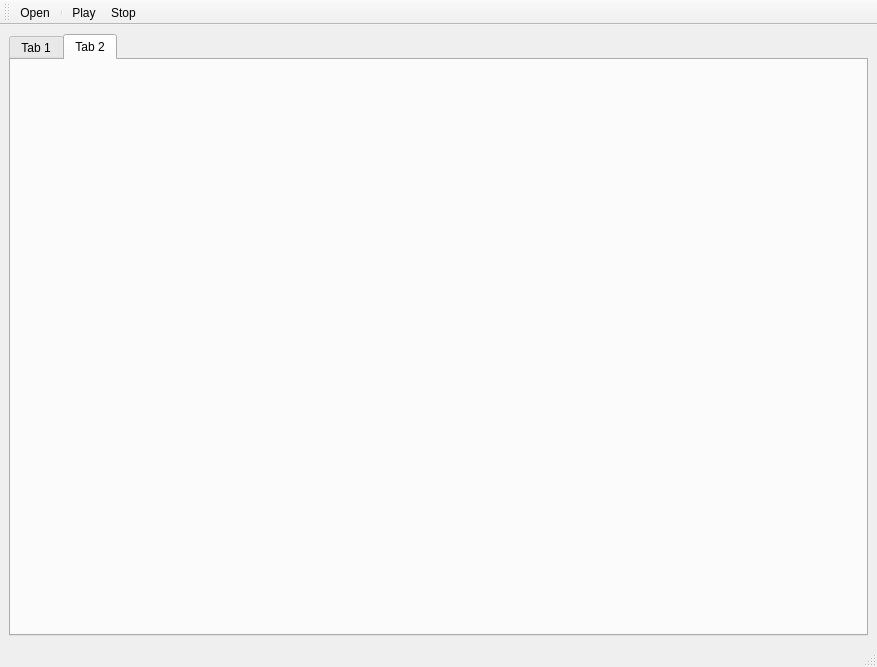
Before: the Qt Designer form gui.ui in osama51/equalizer, drawn with Qt 5.
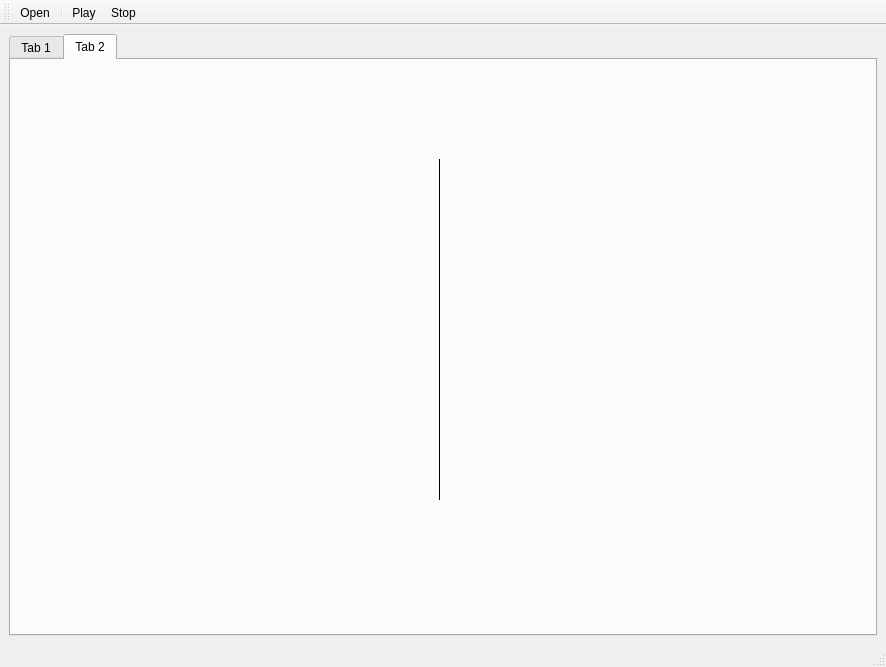
After: the same form once the commit is applied. The open tabs and pages were chosen to show the change. Icons and pictures are not drawn. Custom widgets are drawn as their Qt base class.

Commit message: added inst ui + ACTUAL spectrogram

What changed in the file:
```diff
--- a/gui.ui
+++ b/gui.ui
@@ -6,7 +6,7 @@
    <rect>
     <x>0</x>
     <y>0</y>
-    <width>877</width>
+    <width>886</width>
     <height>667</height>
    </rect>
   </property>
@@ -726,7 +726,162 @@
          </widget>
         </item>
         <item row="0" column="1">
-         <widget class="QWidget" name="widget_3" native="true"/>
+         <widget class="QWidget" name="widget_3" native="true">
+          <widget class="QLabel" name="label_13">
+           <property name="geometry">
+            <rect>
+             <x>0</x>
+             <y>90</y>
+             <width>271</width>
+             <height>341</height>
+            </rect>
+           </property>
+           <property name="frameShape">
+            <enum>QFrame::VLine</enum>
+           </property>
+           <property name="text">
+            <string/>
+           </property>
+           <property name="pixmap">
+            <pixmap>instruments/stringsteel_6.jpeg</pixmap>
+           </property>
+           <property name="scaledContents">
+            <bool>true</bool>
+           </property>
+          </widget>
+          <widget class="QToolButton" name="toolButton_16">
+           <property name="geometry">
+            <rect>
+             <x>0</x>
+             <y>100</y>
+             <width>271</width>
+             <height>16</height>
+            </rect>
+           </property>
+           <property name="maximumSize">
+            <size>
+             <width>16777215</width>
+             <height>20</height>
+            </size>
+           </property>
+           <property name="text">
+            <string/>
+           </property>
+           <property name="autoRaise">
+            <bool>true</bool>
+           </property>
+          </widget>
+          <widget class="QToolButton" name="toolButton_17">
+           <property name="geometry">
+            <rect>
+             <x>0</x>
+             <y>160</y>
+             <width>271</width>
+             <height>20</height>
+            </rect>
+           </property>
+           <property name="maximumSize">
+            <size>
+             <width>16777215</width>
+             <height>20</height>
+            </size>
+           </property>
+           <property name="text">
+            <string/>
+           </property>
+           <property name="autoRaise">
+            <bool>true</bool>
+           </property>
+          </widget>
+          <widget class="QToolButton" name="toolButton_18">
+           <property name="geometry">
+            <rect>
+             <x>0</x>
+             <y>400</y>
+             <width>271</width>
+             <height>20</height>
+            </rect>
+           </property>
+           <property name="maximumSize">
+            <size>
+             <width>16777215</width>
+             <height>20</height>
+            </size>
+           </property>
+           <property name="text">
+            <string/>
+           </property>
+           <property name="autoRaise">
+            <bool>true</bool>
+           </property>
+          </widget>
+          <widget class="QToolButton" name="toolButton_19">
+           <property name="geometry">
+            <rect>
+             <x>0</x>
+             <y>340</y>
+             <width>271</width>
+             <height>20</height>
+            </rect>
+           </property>
+           <property name="maximumSize">
+            <size>
+             <width>16777215</width>
+             <height>20</height>
+            </size>
+           </property>
+           <property name="text">
+            <string/>
+           </property>
+           <property name="autoRaise">
+            <bool>true</bool>
+           </property>
+          </widget>
+          <widget class="QToolButton" name="toolButton_20">
+           <property name="geometry">
+            <rect>
+             <x>0</x>
+             <y>220</y>
+             <width>271</width>
+             <height>20</height>
+            </rect>
+           </property>
+           <property name="maximumSize">
+            <size>
+             <width>16777215</width>
+             <height>20</height>
+            </size>
+           </property>
+           <property name="text">
+            <string/>
+           </property>
+           <property name="autoRaise">
+            <bool>true</bool>
+           </property>
+          </widget>
+          <widget class="QToolButton" name="toolButton_21">
+           <property name="geometry">
+            <rect>
+             <x>0</x>
+             <y>280</y>
+             <width>271</width>
+             <height>20</height>
+            </rect>
+           </property>
+           <property name="maximumSize">
+            <size>
+             <width>16777215</width>
+             <height>20</height>
+            </size>
+           </property>
+           <property name="text">
+            <string/>
+           </property>
+           <property name="autoRaise">
+            <bool>true</bool>
+           </property>
+          </widget>
+         </widget>
         </item>
         <item row="0" column="2">
          <widget class="QWidget" name="widget_4" native="true"/>
@@ -816,6 +971,11 @@
    <extends>QGraphicsView</extends>
    <header>pyqtgraph</header>
   </customwidget>
+  <customwidget>
+   <class>GraphicsLayoutWidget</class>
+   <extends>QGraphicsView</extends>
+   <header>pyqtgraph</header>
+  </customwidget>
  </customwidgets>
  <resources/>
  <connections/>
```
Left out of the diff: 238 changed lines with no effect on the pictures. The commit also changes 5 other files.
